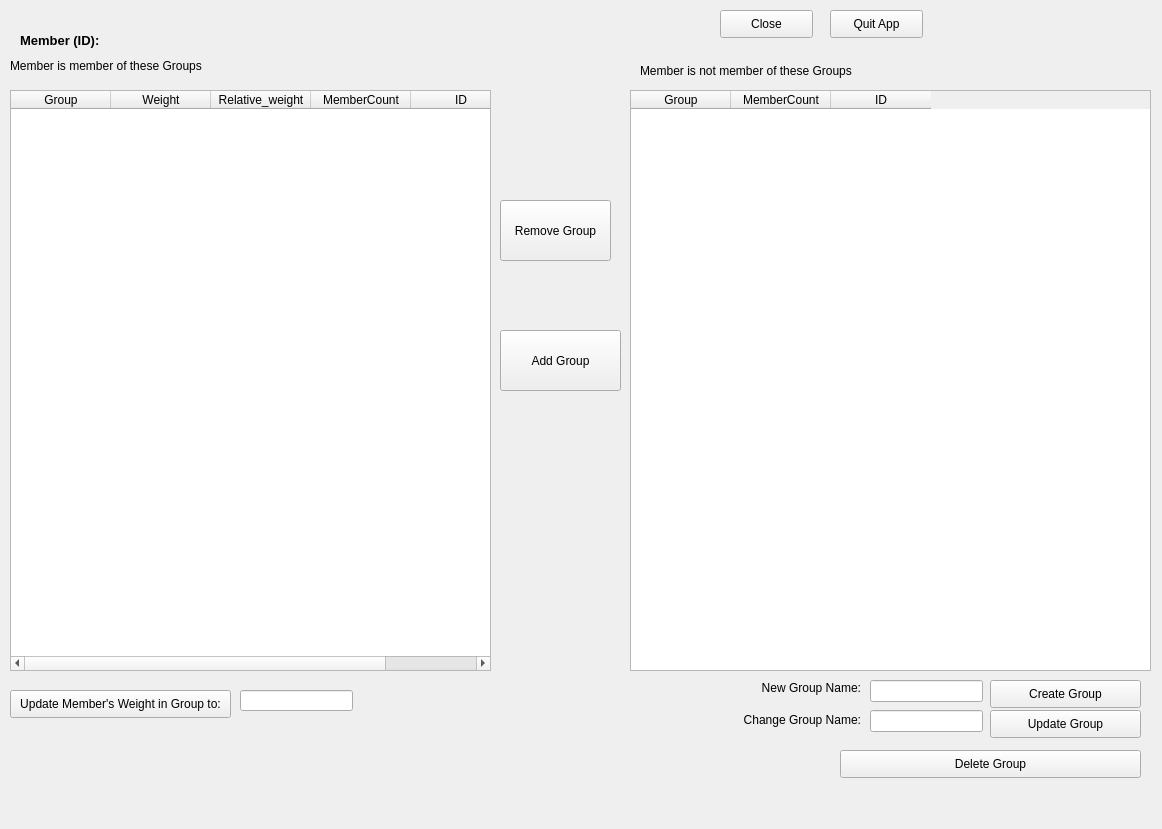
The window that ui/EditMember2bdUI.ui (sourcery-ai-experiments/jaar) describes before a commit, drawn with Qt 5.
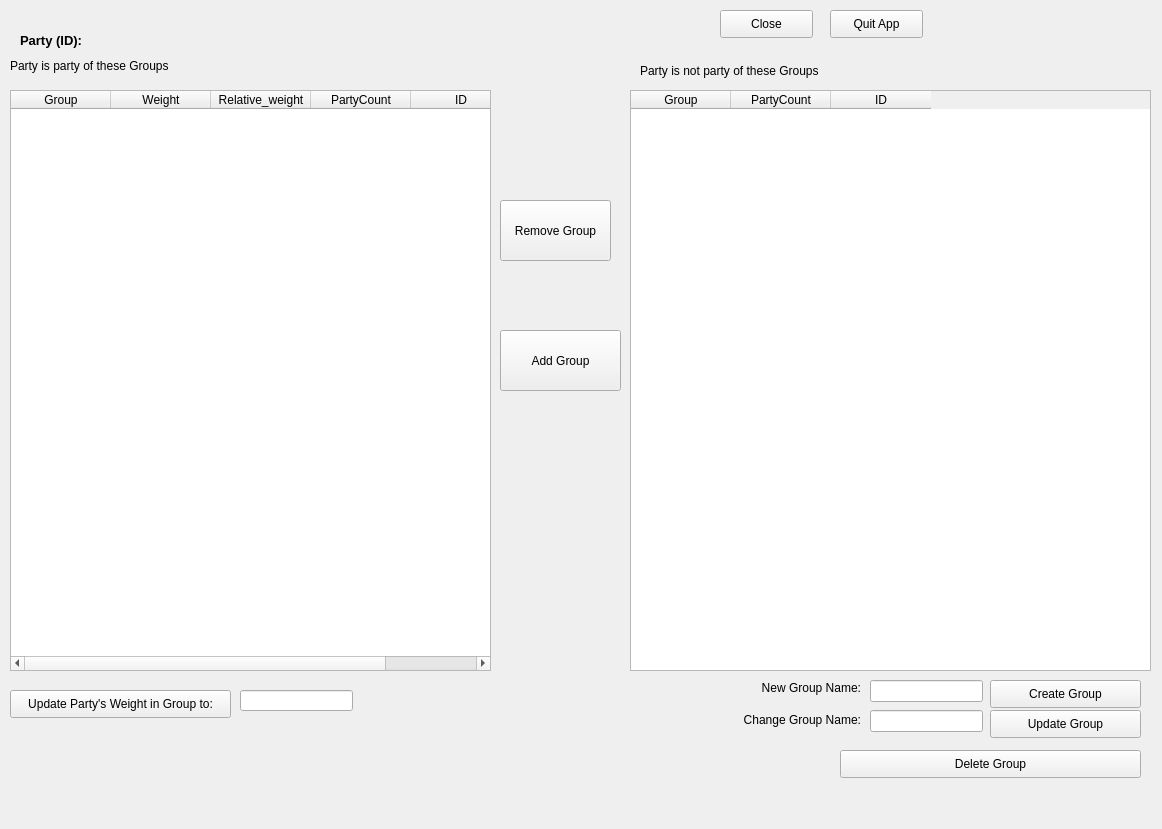
The same window after the commit.

Commit message: #13 replace "member" with "party"

```diff
--- a/ui/EditMember2bdUI.ui
+++ b/ui/EditMember2bdUI.ui
@@ -49,7 +49,7 @@
     </rect>
    </property>
    <property name="text">
-    <string>Member is member of these Groups</string>
+    <string>Party is party of these Groups</string>
    </property>
    <property name="wordWrap">
     <bool>true</bool>
@@ -65,7 +65,7 @@
     </rect>
    </property>
    <property name="text">
-    <string>Member is not member of these Groups</string>
+    <string>Party is not party of these Groups</string>
    </property>
    <property name="wordWrap">
     <bool>true</bool>
@@ -88,7 +88,7 @@
     </font>
    </property>
    <property name="text">
-    <string>Member (ID): </string>
+    <string>Party (ID): </string>
    </property>
   </widget>
   <widget class="QTableWidget" name="bd_member_yes">
@@ -117,7 +117,7 @@
    </column>
    <column>
     <property name="text">
-     <string>MemberCount</string>
+     <string>PartyCount</string>
     </property>
    </column>
    <column>
@@ -142,7 +142,7 @@
    </column>
    <column>
     <property name="text">
-     <string>MemberCount</string>
+     <string>PartyCount</string>
     </property>
    </column>
    <column>
@@ -197,7 +197,7 @@
     </rect>
    </property>
    <property name="text">
-    <string>Update Member's Weight in Group to:</string>
+    <string>Update Party's Weight in Group to:</string>
    </property>
   </widget>
   <widget class="QPushButton" name="bd_insert_button">
```
Left out of the diff: 8 changed lines with no effect on the pictures. The commit also changes 71 other files.
